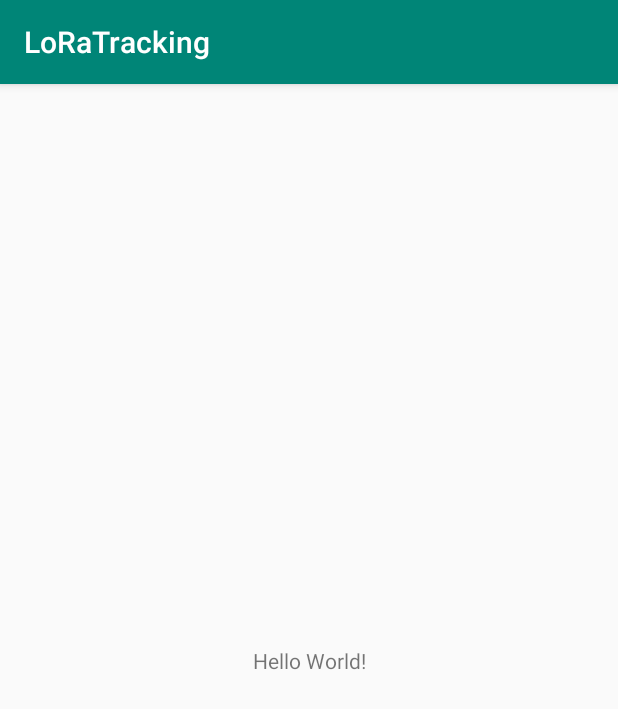
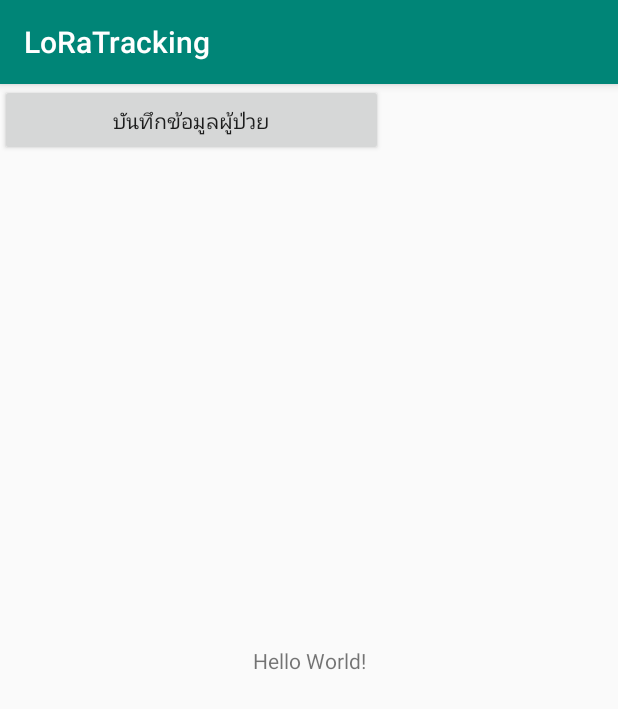
Before and after one commit to dusitsiri/Android-Application-LoRa-Tracking, an Android app: the screen it shows after launch (MainActivity), on a phone screen of 412 x 824 dp. Shown: the top 709 px of the screen. Run offline under Robolectric (Android 15) with nearby library versions, the phone set to English and light mode, and no system bars.

Commit message:
Demo project tracking with LoRa

```diff
--- a/app/src/main/res/layout/activity_main.xml
+++ b/app/src/main/res/layout/activity_main.xml
@@ -1,5 +1,6 @@
 <?xml version="1.0" encoding="utf-8"?>
-<android.support.constraint.ConstraintLayout xmlns:android="http://schemas.android.com/apk/res/android"
+<android.support.constraint.ConstraintLayout
+    xmlns:android="http://schemas.android.com/apk/res/android"
     xmlns:app="http://schemas.android.com/apk/res-auto"
     xmlns:tools="http://schemas.android.com/tools"
     android:layout_width="match_parent"
@@ -15,4 +16,12 @@
         app:layout_constraintRight_toRightOf="parent"
         app:layout_constraintTop_toTopOf="parent" />
 
+    <Button
+        android:id="@+id/saveData"
+        android:layout_width="255dp"
+        android:layout_height="wrap_content"
+        android:text="บันทึกข้อมูลผู้ป่วย"
+        tools:layout_editor_absoluteX="65dp"
+        tools:layout_editor_absoluteY="431dp" />
+
 </android.support.constraint.ConstraintLayout>
```
